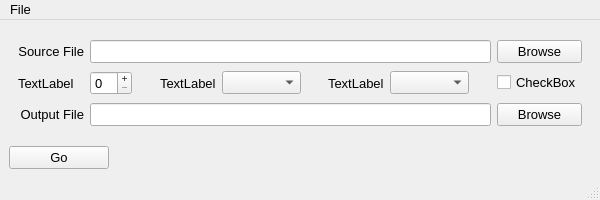
Old version of the form UI/main_window.ui in the repository themgineer/Ultrix-Audio-Shuffling-Generator.
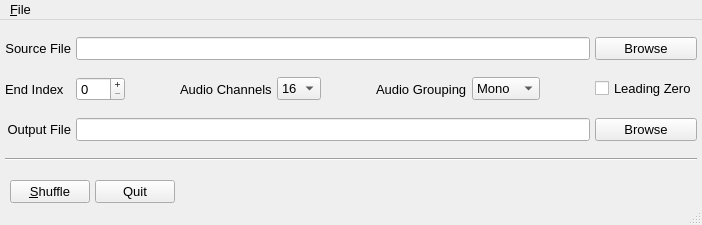
New version of the form. Icons and pictures are not drawn.

Commit message: rewrote UI with PySide6

Patch:
```diff
--- a/UI/main_window.ui
+++ b/UI/main_window.ui
@@ -6,14 +6,32 @@
    <rect>
     <x>0</x>
     <y>0</y>
-    <width>600</width>
-    <height>200</height>
+    <width>702</width>
+    <height>225</height>
    </rect>
   </property>
+  <property name="sizePolicy">
+   <sizepolicy hsizetype="Fixed" vsizetype="Fixed">
+    <horstretch>0</horstretch>
+    <verstretch>0</verstretch>
+   </sizepolicy>
+  </property>
   <property name="minimumSize">
    <size>
-    <width>600</width>
-    <height>200</height>
+    <width>700</width>
+    <height>225</height>
+   </size>
+  </property>
+  <property name="maximumSize">
+   <size>
+    <width>16777215</width>
+    <height>225</height>
+   </size>
+  </property>
+  <property name="sizeIncrement">
+   <size>
+    <width>0</width>
+    <height>0</height>
    </size>
   </property>
   <property name="font">
@@ -30,7 +48,44 @@
   </property>
   <widget class="QWidget" name="centralwidget">
    <layout class="QGridLayout" name="gridLayout_2">
-    <item row="1" column="1">
+    <property name="leftMargin">
+     <number>5</number>
+    </property>
+    <property name="topMargin">
+     <number>0</number>
+    </property>
+    <property name="rightMargin">
+     <number>5</number>
+    </property>
+    <property name="bottomMargin">
+     <number>0</number>
+    </property>
+    <property name="horizontalSpacing">
+     <number>5</number>
+    </property>
+    <property name="verticalSpacing">
+     <number>0</number>
+    </property>
+    <item row="2" column="1">
+     <widget class="QPushButton" name="pb_go">
+      <property name="sizePolicy">
+       <sizepolicy hsizetype="Fixed" vsizetype="Fixed">
+        <horstretch>0</horstretch>
+        <verstretch>0</verstretch>
+       </sizepolicy>
+      </property>
+      <property name="minimumSize">
+       <size>
+        <width>75</width>
+        <height>0</height>
+       </size>
+      </property>
+      <property name="text">
+       <string>&amp;Shuffle</string>
+      </property>
+     </widget>
+    </item>
+    <item row="2" column="3">
      <spacer name="horizontalSpacer">
       <property name="orientation">
        <enum>Qt::Orientation::Horizontal</enum>
@@ -43,20 +98,14 @@
       </property>
      </spacer>
     </item>
-    <item row="1" column="0">
-     <widget class="QPushButton" name="pushButton">
-      <property name="minimumSize">
-       <size>
-        <width>100</width>
-        <height>0</height>
-       </size>
-      </property>
+    <item row="2" column="2">
+     <widget class="QPushButton" name="pb_quit">
       <property name="text">
-       <string>Go</string>
+       <string>Quit</string>
       </property>
      </widget>
     </item>
-    <item row="0" column="0" colspan="2">
+    <item row="0" column="0" colspan="4">
      <widget class="QWidget" name="widget" native="true">
       <property name="font">
        <font>
@@ -64,10 +113,80 @@
        </font>
       </property>
       <layout class="QGridLayout" name="gridLayout">
-       <item row="1" column="0">
-        <widget class="QLabel" name="label_5">
+       <property name="leftMargin">
+        <number>0</number>
+       </property>
+       <property name="topMargin">
+        <number>0</number>
+       </property>
+       <property name="rightMargin">
+        <number>0</number>
+       </property>
+       <property name="bottomMargin">
+        <number>0</number>
+       </property>
+       <property name="horizontalSpacing">
+        <number>5</number>
+       </property>
+       <property name="verticalSpacing">
+        <number>0</number>
+       </property>
+       <item row="0" column="0">
+        <widget class="QLabel" name="label">
          <property name="text">
-          <string>TextLabel</string>
+          <string>Source File</string>
+         </property>
+         <property name="alignment">
+          <set>Qt::AlignmentFlag::AlignRight|Qt::AlignmentFlag::AlignTrailing|Qt::AlignmentFlag::AlignVCenter</set>
+         </property>
+        </widget>
+       </item>
+       <item row="1" column="4">
+        <widget class="QComboBox" name="cb_channels">
+         <property name="sizePolicy">
+          <sizepolicy hsizetype="Fixed" vsizetype="Fixed">
+           <horstretch>0</horstretch>
+           <verstretch>0</verstretch>
+          </sizepolicy>
+         </property>
+         <property name="minimumSize">
+          <size>
+           <width>0</width>
+           <height>0</height>
+          </size>
+         </property>
+         <property name="maximumSize">
+          <size>
+           <width>55</width>
+           <height>16777215</height>
+          </size>
+         </property>
+         <item>
+          <property name="text">
+           <string>16</string>
+          </property>
+         </item>
+         <item>
+          <property name="text">
+           <string>8</string>
+          </property>
+         </item>
+         <item>
+          <property name="text">
+           <string>4</string>
+          </property>
+         </item>
+         <item>
+          <property name="text">
+           <string>2</string>
+          </property>
+         </item>
+        </widget>
+       </item>
+       <item row="1" column="3">
+        <widget class="QLabel" name="label_4">
+         <property name="text">
+          <string>Audio Channels</string>
          </property>
         </widget>
        </item>
@@ -78,59 +197,6 @@
          </property>
         </widget>
        </item>
-       <item row="2" column="9">
-        <widget class="QPushButton" name="pb_outBrowse">
-         <property name="text">
-          <string>Browse</string>
-         </property>
-        </widget>
-       </item>
-       <item row="1" column="9">
-        <widget class="QCheckBox" name="checkBox">
-         <property name="text">
-          <string>CheckBox</string>
-         </property>
-        </widget>
-       </item>
-       <item row="1" column="7">
-        <widget class="QComboBox" name="comboBox"/>
-       </item>
-       <item row="1" column="6">
-        <widget class="QLabel" name="label_3">
-         <property name="text">
-          <string>TextLabel</string>
-         </property>
-        </widget>
-       </item>
-       <item row="1" column="4">
-        <widget class="QComboBox" name="comboBox_2"/>
-       </item>
-       <item row="1" column="2">
-        <spacer name="horizontalSpacer_4">
-         <property name="orientation">
-          <enum>Qt::Orientation::Horizontal</enum>
-         </property>
-         <property name="sizeHint" stdset="0">
-          <size>
-           <width>40</width>
-           <height>20</height>
-          </size>
-         </property>
-        </spacer>
-       </item>
-       <item row="1" column="5">
-        <spacer name="horizontalSpacer_3">
-         <property name="orientation">
-          <enum>Qt::Orientation::Horizontal</enum>
-         </property>
-         <property name="sizeHint" stdset="0">
-          <size>
-           <width>40</width>
-           <height>20</height>
-          </size>
-         </property>
-        </spacer>
-       </item>
        <item row="2" column="0">
         <widget class="QLabel" name="label_2">
          <property name="text">
@@ -141,23 +207,6 @@
          </property>
         </widget>
        </item>
-       <item row="1" column="3">
-        <widget class="QLabel" name="label_4">
-         <property name="text">
-          <string>TextLabel</string>
-         </property>
-        </widget>
-       </item>
-       <item row="0" column="0">
-        <widget class="QLabel" name="label">
-         <property name="text">
-          <string>Source File</string>
-         </property>
-         <property name="alignment">
-          <set>Qt::AlignmentFlag::AlignRight|Qt::AlignmentFlag::AlignTrailing|Qt::AlignmentFlag::AlignVCenter</set>
-         </property>
-        </widget>
-       </item>
        <item row="1" column="8">
         <spacer name="horizontalSpacer_2">
          <property name="orientation">
@@ -171,17 +220,117 @@
          </property>
         </spacer>
        </item>
-       <item row="0" column="1" colspan="8">
-        <widget class="QLineEdit" name="le_sourceFile"/>
-       </item>
-       <item row="2" column="1" colspan="8">
-        <widget class="QLineEdit" name="le_outputFile"/>
+       <item row="1" column="7">
+        <widget class="QComboBox" name="cb_grouping">
+         <property name="sizePolicy">
+          <sizepolicy hsizetype="Fixed" vsizetype="Fixed">
+           <horstretch>0</horstretch>
+           <verstretch>0</verstretch>
+          </sizepolicy>
+         </property>
+         <property name="maximumSize">
+          <size>
+           <width>70</width>
+           <height>16777215</height>
+          </size>
+         </property>
+         <item>
+          <property name="text">
+           <string>Mono</string>
+          </property>
+         </item>
+         <item>
+          <property name="text">
+           <string>Stereo</string>
+          </property>
+         </item>
+         <item>
+          <property name="text">
+           <string>Quad</string>
+          </property>
+         </item>
+         <item>
+          <property name="text">
+           <string>Octo</string>
+          </property>
+         </item>
+        </widget>
        </item>
        <item row="1" column="1">
         <widget class="QSpinBox" name="spinBox">
          <property name="buttonSymbols">
           <enum>QAbstractSpinBox::ButtonSymbols::PlusMinus</enum>
          </property>
+         <property name="maximum">
+          <number>287</number>
+         </property>
+        </widget>
+       </item>
+       <item row="1" column="2">
+        <spacer name="horizontalSpacer_4">
+         <property name="orientation">
+          <enum>Qt::Orientation::Horizontal</enum>
+         </property>
+         <property name="sizeHint" stdset="0">
+          <size>
+           <width>40</width>
+           <height>20</height>
+          </size>
+         </property>
+        </spacer>
+       </item>
+       <item row="1" column="9">
+        <widget class="QCheckBox" name="ck_leadingZero">
+         <property name="text">
+          <string>Leading Zero</string>
+         </property>
+        </widget>
+       </item>
+       <item row="1" column="5">
+        <spacer name="horizontalSpacer_3">
+         <property name="orientation">
+          <enum>Qt::Orientation::Horizontal</enum>
+         </property>
+         <property name="sizeHint" stdset="0">
+          <size>
+           <width>40</width>
+           <height>20</height>
+          </size>
+         </property>
+        </spacer>
+       </item>
+       <item row="2" column="1" colspan="8">
+        <widget class="QLineEdit" name="le_outputFile"/>
+       </item>
+       <item row="0" column="1" colspan="8">
+        <widget class="QLineEdit" name="le_sourceFile"/>
+       </item>
+       <item row="1" column="0">
+        <widget class="QLabel" name="label_5">
+         <property name="text">
+          <string>End Index</string>
+         </property>
+        </widget>
+       </item>
+       <item row="1" column="6">
+        <widget class="QLabel" name="label_3">
+         <property name="text">
+          <string>Audio Grouping</string>
+         </property>
+        </widget>
+       </item>
+       <item row="2" column="9">
+        <widget class="QPushButton" name="pb_outBrowse">
+         <property name="text">
+          <string>Browse</string>
+         </property>
+        </widget>
+       </item>
+       <item row="3" column="0" colspan="10">
+        <widget class="Line" name="line">
+         <property name="orientation">
+          <enum>Qt::Orientation::Horizontal</enum>
+         </property>
         </widget>
        </item>
       </layout>
@@ -194,19 +343,23 @@
     <rect>
      <x>0</x>
      <y>0</y>
-     <width>600</width>
-     <height>23</height>
+     <width>702</width>
+     <height>33</height>
     </rect>
    </property>
    <widget class="QMenu" name="menuFile">
     <property name="title">
-     <string>File</string>
+     <string>&amp;File</string>
     </property>
     <addaction name="action_quit"/>
    </widget>
    <addaction name="menuFile"/>
   </widget>
-  <widget class="QStatusBar" name="statusbar"/>
+  <widget class="QStatusBar" name="statusbar">
+   <property name="sizeGripEnabled">
+    <bool>true</bool>
+   </property>
+  </widget>
   <action name="action_quit">
    <property name="text">
     <string>Quit</string>
```
Left out of the diff: 48 changed lines with no effect on the pictures. The commit also changes 4 other files.
